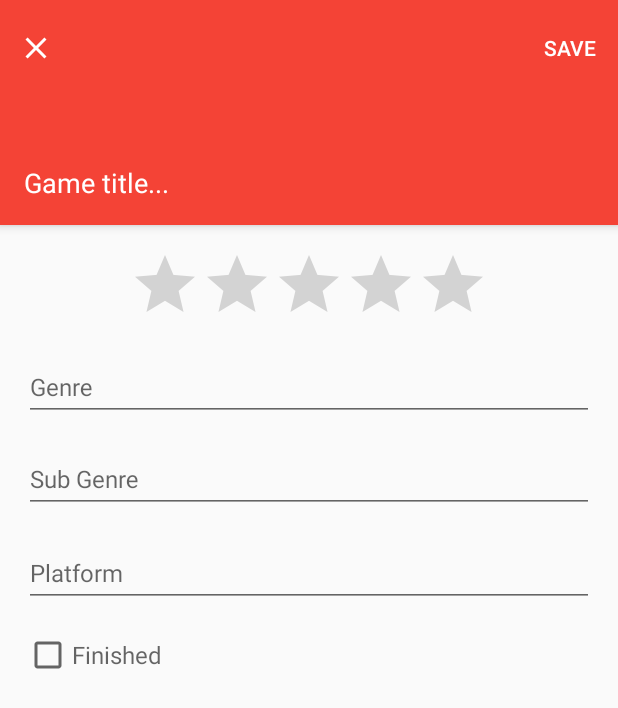
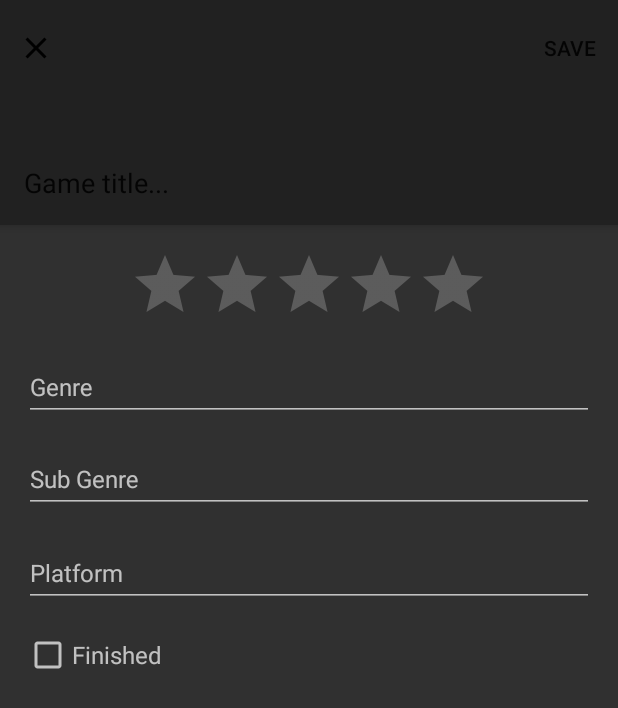
Before and after one commit to faishalnahidha/GamingKiroku, an Android app: the CreateItemActivity screen opened directly, with no data from a screen before it, on a phone screen of 412 x 824 dp. Shown: the top 708 px of the screen. Run offline under Robolectric (Android 15) with nearby library versions, the phone set to English and light mode, and no system bars.

Commit message:
set color to dark

```diff
--- a/app/src/main/AndroidManifest.xml
+++ b/app/src/main/AndroidManifest.xml
@@ -23,7 +23,7 @@
         <activity
             android:name=".MainActivity"
             android:label="@string/app_name"
-            android:theme="@style/AppTheme.NoActionBar">
+            android:theme="@style/AppThemeDark">
             <intent-filter>
                 <action android:name="android.intent.action.MAIN" />
 
@@ -32,7 +32,7 @@
         </activity>
         <activity
             android:name=".CreateItemActivity"
-            android:theme="@style/AppTheme.NoActionBar"></activity>
+            android:theme="@style/AppThemeDark"></activity>
     </application>
 
 </manifest>
--- a/app/src/main/res/values/colors.xml
+++ b/app/src/main/res/values/colors.xml
@@ -3,5 +3,6 @@
     <color name="colorPrimary">#f44336</color>
     <color name="colorPrimaryDark">#ba000d</color>
     <color name="colorPrimaryLight">#ff7961</color>
-    <color name="colorAccent">#ff7961</color>
+    <color name="colorAccent">@color/colorPrimaryLight</color>
+    <color name="colorAccent2">@color/colorPrimary</color>
 </resources>
--- a/app/src/main/res/values/styles.xml
+++ b/app/src/main/res/values/styles.xml
@@ -17,4 +17,9 @@
 
     <style name="AppTheme.PopupOverlay" parent="ThemeOverlay.AppCompat.Light" />
 
+    <style name="AppThemeDark" parent="Theme.AppCompat.NoActionBar" >
+        <item name="colorAccent">@color/colorAccent</item>
+    </style>
+
+
 </resources>
```
